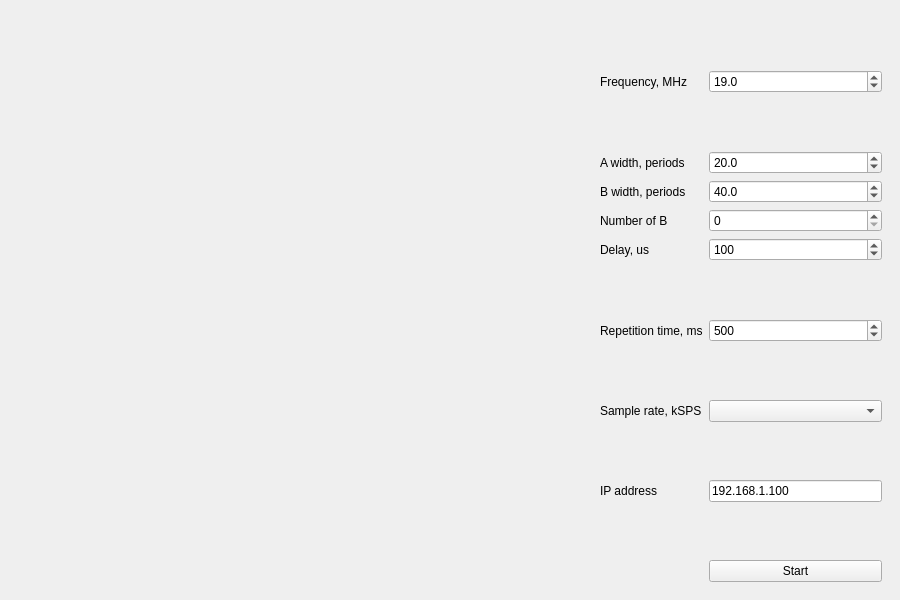
Before: the Qt Designer form projects/pulsed_nmr/client/pulsed_nmr.ui in pavel-demin/red-pitaya-notes, drawn with Qt 5.
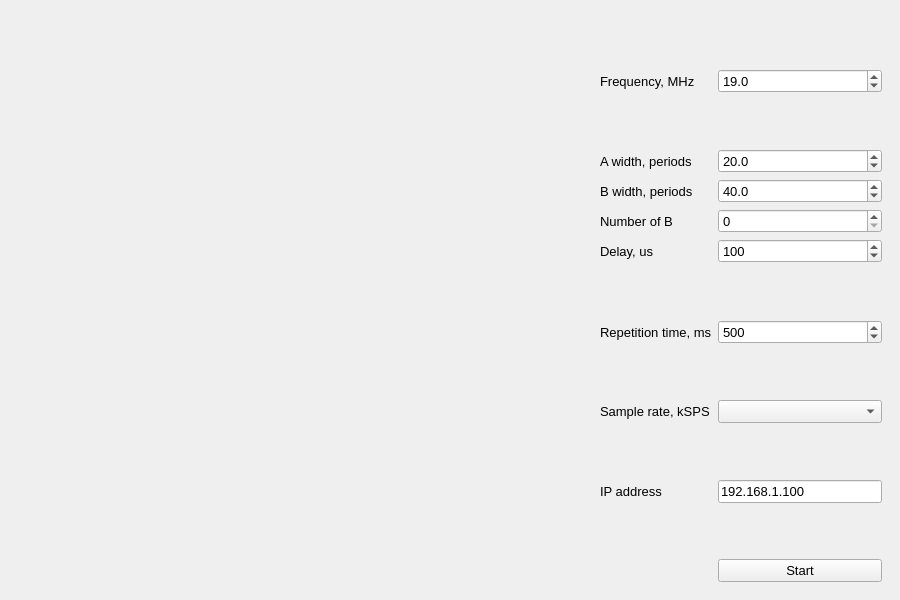
After: the same form once the commit is applied.

Commit message: set font size to 10 in pulsed_nmr.ui

```diff
--- a/projects/pulsed_nmr/client/pulsed_nmr.ui
+++ b/projects/pulsed_nmr/client/pulsed_nmr.ui
@@ -52,6 +52,11 @@
         <height>0</height>
        </size>
       </property>
+      <property name="font">
+       <font>
+        <pointsize>10</pointsize>
+       </font>
+      </property>
       <layout class="QFormLayout" name="formLayout">
        <property name="fieldGrowthPolicy">
         <enum>QFormLayout::AllNonFixedFieldsGrow</enum>
```
